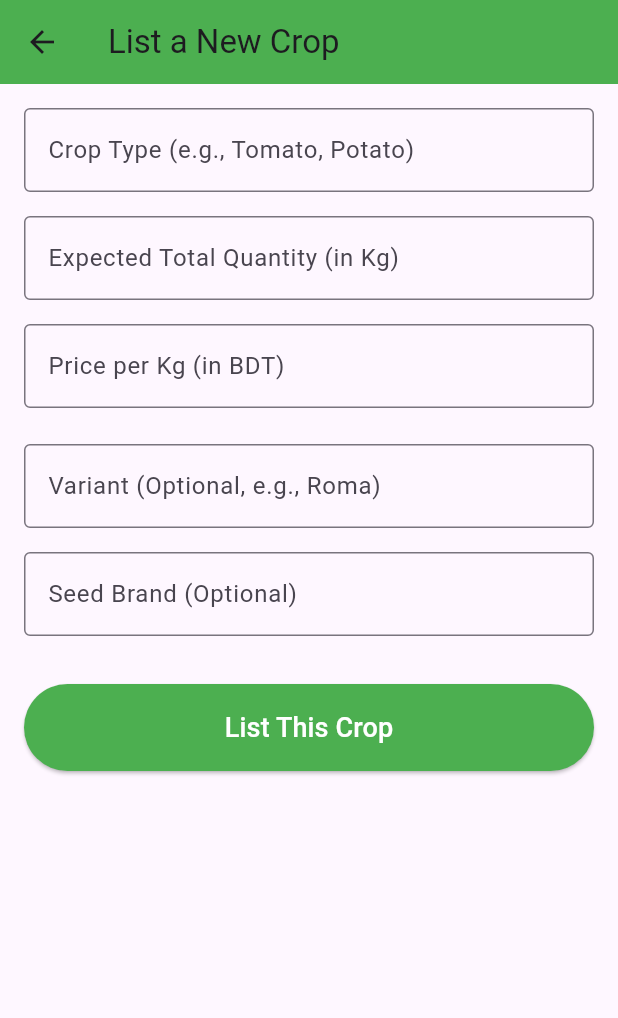
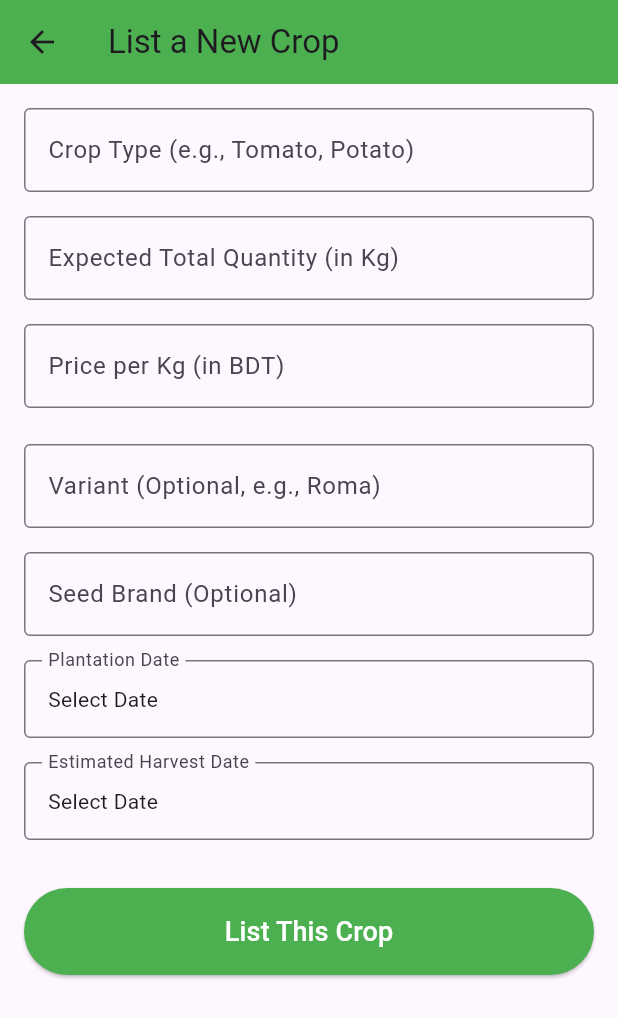
Before and after one commit to meawsin/agri_tech, a Flutter app: the AddCropView screen opened directly, on a phone screen of 412 x 824 dp. Shown: the top 1018 px of the screen. Run offline on Flutter 3.47's test engine with Material 3 defaults, Android fonts, the light colour scheme and no system bars; our stand-ins replace cloud_firestore, firebase_auth, firebase_core, firebase_storage, image_picker, percent_indicator and 1 more; accounts and stored records are empty.

Commit message:
feat: enhance crop management by adding plantation and harvest date fields, localization support, and my orders view

```diff
--- a/lib/features/farmer/views/add_crop_view.dart
+++ b/lib/features/farmer/views/add_crop_view.dart
@@ -3,6 +3,7 @@
 import 'package:agritech/core/services/database_service.dart';
 import 'package:agritech/l10n/app_localizations.dart';
 import 'package:flutter/material.dart';
+import 'package:intl/intl.dart';
 
 class AddCropView extends StatefulWidget {
   const AddCropView({super.key});
@@ -16,10 +17,11 @@ class _AddCropViewState extends State<AddCropView> {
   final _cropTypeController = TextEditingController();
   final _quantityController = TextEditingController();
   final _priceController = TextEditingController();
-
-  // Optional controllers for more detail
   final _variantController = TextEditingController();
   final _seedBrandController = TextEditingController();
+
+  DateTime? _plantationDate;
+  DateTime? _estimatedHarvestDate;
 
   final DatabaseService _dbService = DatabaseService();
   bool _isLoading = false;
@@ -34,17 +36,35 @@ class _AddCropViewState extends State<AddCropView> {
     super.dispose();
   }
 
+  Future<void> _selectDate(BuildContext context,
+      {required bool isPlantationDate}) async {
+    final DateTime? picked = await showDatePicker(
+      context: context,
+      initialDate: DateTime.now(),
+      firstDate: DateTime(2020),
+      lastDate: DateTime(2030),
+    );
+    if (picked != null) {
+      setState(() {
+        if (isPlantationDate) {
+          _plantationDate = picked;
+        } else {
+          _estimatedHarvestDate = picked;
+        }
+      });
+    }
+  }
+
   Future<void> _saveCrop() async {
     if (!_formKey.currentState!.validate()) return;
     setState(() => _isLoading = true);
 
-    // Use a boolean to track success
     bool isSuccess = false;
+    final l10n = AppLocalizations.of(context)!;
 
     try {
-      final double initialQuantity = double.parse(
-        _quantityController.text.trim(),
-      );
+      final double initialQuantity =
+          double.parse(_quantityController.text.trim());
       final double pricePerKg = double.parse(_priceController.text.trim());
 
       await _dbService.addCrop(
@@ -53,15 +73,16 @@ class _AddCropViewState extends State<AddCropView> {
         pricePerKg: pricePerKg,
         variant: _variantController.text.trim(),
         seedBrand: _seedBrandController.text.trim(),
+        plantationDate: _plantationDate,
+        estimatedHarvestDate: _estimatedHarvestDate,
       );
 
-      // Set the flag to true ONLY if the await call completes without error
       isSuccess = true;
     } catch (e) {
       if (mounted) {
         ScaffoldMessenger.of(context).showSnackBar(
           SnackBar(
-            content: Text('Failed to list crop: $e'),
+            content: Text('${l10n.failedToListCrop}: $e'),
             backgroundColor: Colors.red,
           ),
         );
@@ -69,11 +90,10 @@ class _AddCropViewState extends State<AddCropView> {
     } finally {
       if (mounted) {
         setState(() => _isLoading = false);
-        // Only show success and pop the screen if the operation was successful
         if (isSuccess) {
           ScaffoldMessenger.of(context).showSnackBar(
-            const SnackBar(
-              content: Text('Crop listed successfully!'),
+            SnackBar(
+              content: Text(l10n.cropListedSuccess),
               backgroundColor: Colors.green,
             ),
           );
@@ -89,7 +109,7 @@ class _AddCropViewState extends State<AddCropView> {
 
     return Scaffold(
       appBar: AppBar(
-        title: const Text('List a New Crop'),
+        title: Text(l10n.addCropTitle),
         backgroundColor: Colors.green,
       ),
       body: SingleChildScrollView(
@@ -101,54 +121,64 @@ class _AddCropViewState extends State<AddCropView> {
             children: [
               TextFormField(
                 controller: _cropTypeController,
-                decoration: const InputDecoration(
-                  labelText: 'Crop Type (e.g., Tomato, Potato)',
-                  border: OutlineInputBorder(),
+                decoration: InputDecoration(
+                  labelText: l10n.cropTypeHint,
+                  border: const OutlineInputBorder(),
                 ),
-                validator: (value) => (value == null || value.isEmpty)
-                    ? 'Please enter a crop type'
-                    : null,
+                validator: (value) =>
+                    (value == null || value.isEmpty) ? l10n.cropTypeValidation : null,
               ),
               const SizedBox(height: 16),
               TextFormField(
                 controller: _quantityController,
-                decoration: const InputDecoration(
-                  labelText: 'Expected Total Quantity (in Kg)',
-                  border: OutlineInputBorder(),
+                decoration: InputDecoration(
+                  labelText: l10n.quantityHint,
+                  border: const OutlineInputBorder(),
                 ),
                 keyboardType: TextInputType.number,
-                validator: (value) => (value == null || value.isEmpty)
-                    ? 'Please enter a quantity'
-                    : null,
+                validator: (value) =>
+                    (value == null || value.isEmpty) ? l10n.quantityValidation : null,
               ),
               const SizedBox(height: 16),
               TextFormField(
                 controller: _priceController,
-                decoration: const InputDecoration(
-                  labelText: 'Price per Kg (in BDT)',
-                  border: OutlineInputBorder(),
+                decoration: InputDecoration(
+                  labelText: l10n.priceHint,
+                  border: const OutlineInputBorder(),
                 ),
                 keyboardType: TextInputType.number,
-                validator: (value) => (value == null || value.isEmpty)
-                    ? 'Please enter a price'
-                    : null,
+                validator: (value) =>
+                    (value == null || value.isEmpty) ? l10n.priceValidation : null,
               ),
               const SizedBox(height: 24),
-              // Optional fields from your PDF
               TextFormField(
                 controller: _variantController,
-                decoration: const InputDecoration(
-                  labelText: 'Variant (Optional, e.g., Roma)',
-                  border: OutlineInputBorder(),
+                decoration: InputDecoration(
+                  labelText: l10n.variantHint,
+                  border: const OutlineInputBorder(),
                 ),
               ),
               const SizedBox(height: 16),
               TextFormField(
                 controller: _seedBrandController,
-                decoration: const InputDecoration(
-                  labelText: 'Seed Brand (Optional)',
-                  border: OutlineInputBorder(),
+                decoration: InputDecoration(
+                  labelText: l10n.seedBrandHint,
+                  border: const OutlineInputBorder(),
                 ),
+              ),
+              const SizedBox(height: 16),
+              _buildDatePicker(
+                context: context,
+                label: l10n.plantationDateLabel,
+                date: _plantationDate,
+                onPressed: () => _selectDate(context, isPlantationDate: true),
+              ),
+              const SizedBox(height: 16),
+              _buildDatePicker(
+                context: context,
+                label: l10n.estimatedHarvestDateLabel,
+                date: _estimatedHarvestDate,
+                onPressed: () => _selectDate(context, isPlantationDate: false),
               ),
               const SizedBox(height: 32),
               ElevatedButton(
@@ -160,9 +190,9 @@ class _AddCropViewState extends State<AddCropView> {
                 ),
                 child: _isLoading
                     ? const CircularProgressIndicator(color: Colors.white)
-                    : const Text(
-                        'List This Crop',
-                        style: TextStyle(fontSize: 18),
+                    : Text(
+                        l10n.listCropButton,
+                        style: const TextStyle(fontSize: 18),
                       ),
               ),
             ],
@@ -171,4 +201,25 @@ class _AddCropViewState extends State<AddCropView> {
       ),
     );
   }
+
+  Widget _buildDatePicker({
+    required BuildContext context,
+    required String label,
+    required DateTime? date,
+    required VoidCallback onPressed,
+  }) {
+    final l10n = AppLocalizations.of(context)!;
+    return InkWell(
+      onTap: onPressed,
+      child: InputDecorator(
+        decoration: InputDecoration(
+          labelText: label,
+          border: const OutlineInputBorder(),
+        ),
+        child: Text(
+          date != null ? DateFormat.yMMMd().format(date) : l10n.selectDate,
+        ),
+      ),
+    );
+  }
 }
--- a/lib/features/farmer/views/farmer_home_view.dart
+++ b/lib/features/farmer/views/farmer_home_view.dart
@@ -16,8 +16,11 @@ class FarmerHomeView extends StatelessWidget {
       body: StreamBuilder<DocumentSnapshot>(
         stream: dbService.getUserProfileStream(),
         builder: (context, snapshot) {
-          if (!snapshot.hasData) {
+          if (snapshot.connectionState == ConnectionState.waiting) {
             return const Center(child: CircularProgressIndicator());
+          }
+          if (!snapshot.hasData || snapshot.data?.data() == null) {
+            return const Center(child: Text("User data not found."));
           }
           final userData = snapshot.data!.data() as Map<String, dynamic>? ?? {};
           final bool isProfileComplete = userData['profileCompleted'] ?? false;
--- a/lib/l10n/app_localizations.dart
+++ b/lib/l10n/app_localizations.dart
@@ -364,6 +364,126 @@ abstract class AppLocalizations {
   /// In en, this message translates to:
   /// **'Gallery'**
   String get gallery;
+
+  /// No description provided for @addCropTitle.
+  ///
+  /// In en, this message translates to:
+  /// **'List a New Crop'**
+  String get addCropTitle;
+
+  /// No description provided for @cropTypeHint.
+  ///
+  /// In en, this message translates to:
+  /// **'Crop Type (e.g., Tomato, Potato)'**
+  String get cropTypeHint;
+
+  /// No description provided for @quantityHint.
+  ///
+  /// In en, this message translates to:
+  /// **'Expected Total Quantity (in Kg)'**
+  String get quantityHint;
+
+  /// No description provided for @priceHint.
+  ///
+  /// In en, this message translates to:
+  /// **'Price per Kg (in BDT)'**
+  String get priceHint;
+
+  /// No description provided for @variantHint.
+  ///
+  /// In en, this message translates to:
+  /// **'Variant (Optional, e.g., Roma)'**
+  String get variantHint;
+
+  /// No description provided for @seedBrandHint.
+  ///
+  /// In en, this message translates to:
+  /// **'Seed Brand (Optional)'**
+  String get seedBrandHint;
+
+  /// No description provided for @plantationDateLabel.
+  ///
+  /// In en, this message translates to:
+  /// **'Plantation Date'**
+  String get plantationDateLabel;
+
+  /// No description provided for @estimatedHarvestDateLabel.
+  ///
+  /// In en, this message translates to:
+  /// **'Estimated Harvest Date'**
+  String get estimatedHarvestDateLabel;
+
+  /// No description provided for @selectDate.
+  ///
+  /// In en, this message translates to:
+  /// **'Select Date'**
+  String get selectDate;
+
+  /// No description provided for @listCropButton.
+  ///
+  /// In en, this message translates to:
+  /// **'List This Crop'**
+  String get listCropButton;
+
+  /// No description provided for @cropTypeValidation.
+  ///
+  /// In en, this message translates to:
+  /// **'Please enter a crop type'**
+  String get cropTypeValidation;
+
+  /// No description provided for @quantityValidation.
+  ///
+  /// In en, this message translates to:
+  /// **'Please enter a quantity'**
+  String get quantityValidation;
+
+  /// No description provided for @priceValidation.
+  ///
+  /// In en, this message translates to:
+  /// **'Please enter a price'**
+  String get priceValidation;
+
+  /// No description provided for @failedToListCrop.
+  ///
+  /// In en, this message translates to:
+  /// **'Failed to list crop'**
+  String get failedToListCrop;
+
+  /// No description provided for @cropListedSuccess.
+  ///
+  /// In en, this message translates to:
+  /// **'Crop listed successfully!'**
+  String get cropListedSuccess;
+
+  /// No description provided for @myOrdersTitle.
+  ///
+  /// In en, this message translates to:
+  /// **'My Orders'**
+  String get myOrdersTitle;
+
+  /// No description provided for @noOrdersYet.
+  ///
+  /// In en, this message translates to:
+  /// **'You have no orders yet.'**
+  String get noOrdersYet;
+
+  /// No description provided for @quantityLabel.
+  ///
+  /// In en, this message translates to:
+  /// **'Quantity'**
+  String get quantityLabel;
+
+  /// No description provided for @fromLabel.
+  ///
+  /// In en, this message translates to:
+  /// **'From'**
+  String get fromLabel;
+
+  /// No description provided for @statusLabel.
+  ///
+  /// In en, this message translates to:
+  /// **'Status'**
+  String get statusLabel;
 }
 
 class _AppLocalizationsDelegate extends LocalizationsDelegate<AppLocalizations> {
--- a/pubspec.yaml
+++ b/pubspec.yaml
@@ -28,6 +28,7 @@ dependencies:
   shared_preferences: ^2.5.3
   flutter_typeahead: ^5.2.0
   percent_indicator: ^4.2.5
+  intl: ^0.20.2
 
 dev_dependencies:
   flutter_test:
```
Also changed, not shown: lib/core/services/database_service.dart (+32 -19 lines), lib/features/farmer/views/farmer_main_screen.dart (+14 -5 lines), lib/features/farmer/views/my_orders_view.dart (added, +52 -0 lines), lib/features/retailer/views/crop_details_view.dart (+39 -21 lines), lib/l10n/app_bn.arb (+22 -2 lines), lib/l10n/app_en.arb (+21 -1 lines), lib/l10n/app_localizations_bn.dart (+61 -1 lines), lib/l10n/app_localizations_en.dart (+60 -0 lines), lib/main.dart (+9 -2 lines).
